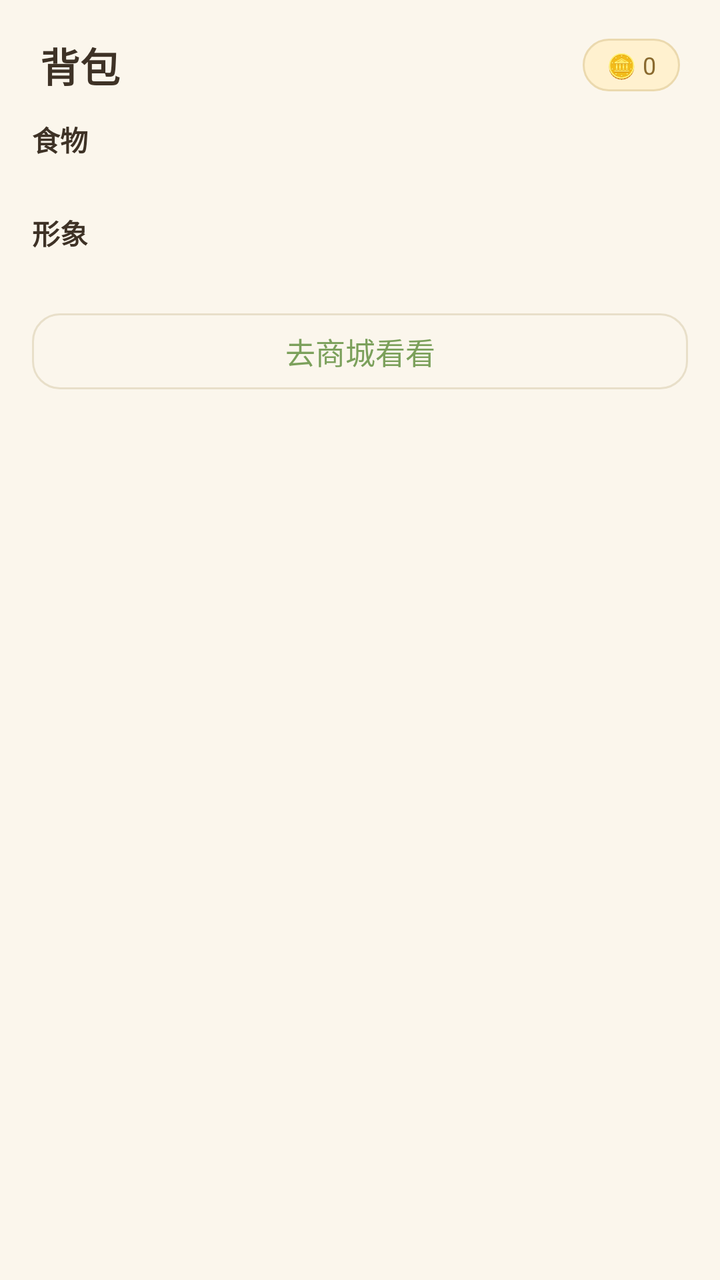
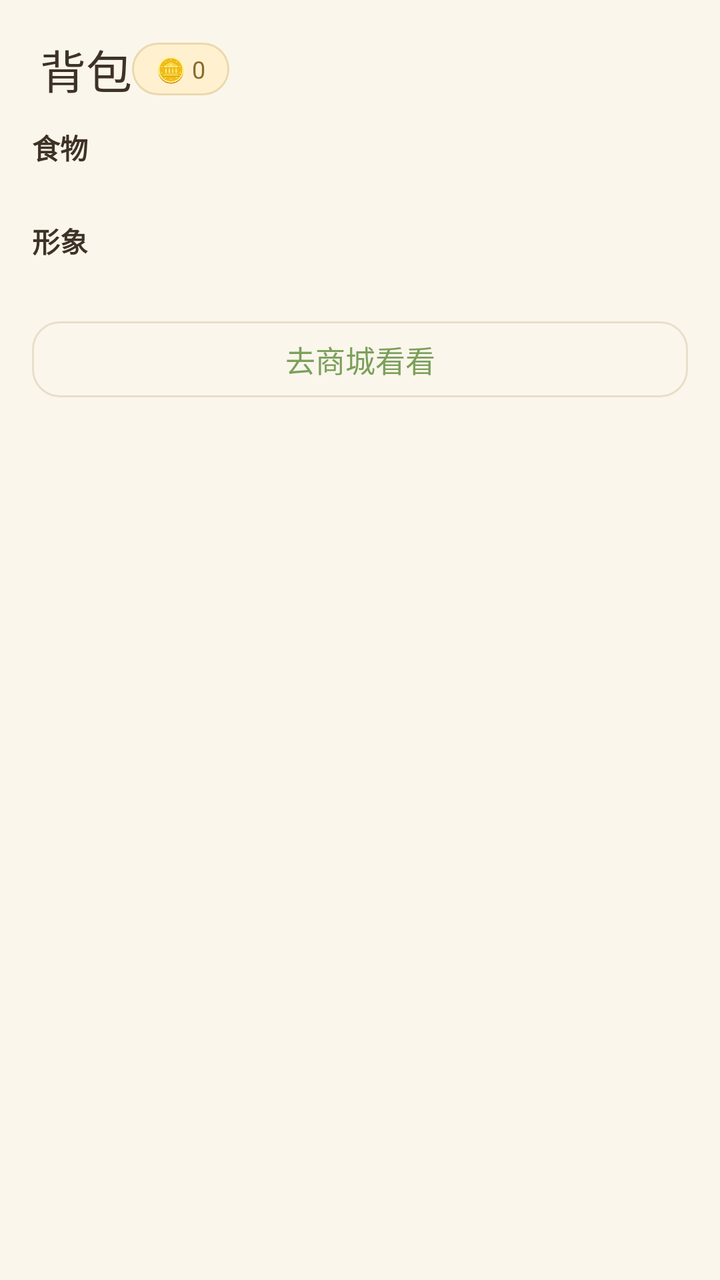

Screens rendered from an Android XML layout before and after an edit, with the pre-edit source and the edit as a unified diff.
<!-- AndroidManifest.xml: application theme Theme.Aienglish -->
<!-- res/layout/activity_bag.xml -->
<?xml version="1.0" encoding="utf-8"?>
<LinearLayout xmlns:android="http://schemas.android.com/apk/res/android"
    android:layout_width="match_parent"
    android:layout_height="match_parent"
    android:background="@color/cozy_bg"
    android:orientation="vertical">

    <LinearLayout
        android:layout_width="match_parent"
        android:layout_height="wrap_content"
        android:gravity="center_vertical"
        android:orientation="horizontal"
        android:paddingHorizontal="20dp"
        android:paddingTop="18dp">

        <TextView
            android:layout_width="0dp"
            android:layout_height="wrap_content"
            android:layout_weight="1"
            android:text="背包"
            android:textColor="@color/cozy_text"
            android:textSize="20sp"
            android:textStyle="bold" />

        <TextView
            android:id="@+id/tvCoin"
            android:layout_width="wrap_content"
            android:layout_height="wrap_content"
            android:background="@drawable/bg_coin"
            android:paddingHorizontal="12dp"
            android:paddingVertical="5dp"
            android:text="🪙 0"
            android:textColor="@color/coin_text"
            android:textSize="12sp" />
    </LinearLayout>

    <ScrollView
        android:layout_width="match_parent"
        android:layout_height="0dp"
        android:layout_weight="1"
        android:clipToPadding="false"
        android:paddingHorizontal="16dp"
        android:paddingTop="12dp">

        <LinearLayout
            android:layout_width="match_parent"
            android:layout_height="wrap_content"
            android:orientation="vertical"
            android:paddingBottom="24dp">

            <TextView
                android:layout_width="wrap_content"
                android:layout_height="wrap_content"
                android:text="食物"
                android:textColor="@color/cozy_text"
                android:textSize="14sp"
                android:textStyle="bold" />

            <TextView
                android:id="@+id/tvFoodEmpty"
                android:layout_width="match_parent"
                android:layout_height="wrap_content"
                android:layout_marginTop="6dp"
                android:text="背包空空的，去商城买点吃的吧"
                android:textColor="@color/cozy_text_sub"
                android:textSize="12sp"
                android:visibility="gone" />

            <LinearLayout
                android:id="@+id/llFoods"
                android:layout_width="match_parent"
                android:layout_height="wrap_content"
                android:layout_marginTop="8dp"
                android:orientation="vertical" />

            <TextView
                android:layout_width="wrap_content"
                android:layout_height="wrap_content"
                android:layout_marginTop="18dp"
                android:text="形象"
                android:textColor="@color/cozy_text"
                android:textSize="14sp"
                android:textStyle="bold" />

            <LinearLayout
                android:id="@+id/llCharacters"
                android:layout_width="match_parent"
                android:layout_height="wrap_content"
                android:layout_marginTop="8dp"
                android:orientation="vertical" />

            <com.google.android.material.button.MaterialButton
                android:id="@+id/btnShop"
                style="@style/Widget.Cozy.Button.Outlined"
                android:layout_width="match_parent"
                android:layout_height="46dp"
                android:layout_marginTop="18dp"
                android:text="去商城看看" />
        </LinearLayout>
    </ScrollView>
</LinearLayout>
<!-- resources referenced by this layout -->
<resources>
  <color name="coin_text">#FF8A6A2F</color>
  <color name="cozy_bg">#FFFBF6EC</color>
  <color name="cozy_text">#FF3E3226</color>
  <color name="cozy_text_sub">#FF8A7A63</color>
  <!-- drawable bg_coin (drawable) -->
  <?xml version="1.0" encoding="utf-8"?>
  <shape xmlns:android="http://schemas.android.com/apk/res/android" android:shape="rectangle">
      <solid android:color="@color/coin_bg" />
      <stroke android:width="1dp" android:color="#FFEBD9AE" />
      <corners android:radius="999dp" />
  </shape>
  <style name="Widget.Cozy.Button.Outlined" parent="Widget.Material3.Button.OutlinedButton">
          <item name="cornerRadius">14dp</item>
          <item name="android:textSize">15sp</item>
          <item name="android:letterSpacing">0</item>
      </style>
  <style name="Theme.Aienglish" parent="Base.Theme.Aienglish" />
  <color name="coin_bg">#FFFFF1CF</color>
  <color name="cozy_green">#FF7BA05B</color>
  <color name="white">#FFFFFFFF</color>
  <color name="cozy_green_light">#FFEAF3DF</color>
  <color name="cozy_clay">#FFE8A87C</color>
  <color name="cozy_card">#FFFFFDF8</color>
  <color name="cozy_line">#FFE8DFC9</color>
  <color name="danger">#FFC0563F</color>
  <style name="Widget.Cozy.Button" parent="Widget.Material3.Button">
          <item name="cornerRadius">14dp</item>
          <item name="android:textSize">15sp</item>
          <item name="android:letterSpacing">0</item>
      </style>
  <style name="Widget.Cozy.Card" parent="Widget.Material3.CardView.Elevated">
          <item name="cardCornerRadius">16dp</item>
          <item name="cardElevation">1dp</item>
          <item name="cardBackgroundColor">@color/cozy_card</item>
          <item name="strokeColor">@color/cozy_line</item>
          <item name="strokeWidth">1dp</item>
      </style>
  <style name="Widget.Cozy.TextInput" parent="Widget.Material3.TextInputLayout.OutlinedBox">
          <item name="boxCornerRadiusTopStart">14dp</item>
          <item name="boxCornerRadiusTopEnd">14dp</item>
          <item name="boxCornerRadiusBottomStart">14dp</item>
          <item name="boxCornerRadiusBottomEnd">14dp</item>
          <item name="boxBackgroundColor">@color/cozy_card</item>
          <item name="boxStrokeColor">@color/cozy_line</item>
      </style>
  <!-- unchanged entries left out for length: 1 -->
</resources>

<!-- the commit's change to res/layout/activity_bag.xml (unified diff, before → after) -->
@@ -14,13 +14,10 @@
         android:paddingTop="18dp">
 
         <TextView
-            android:layout_width="0dp"
+            style="@style/Widget.Cozy.Title"
+            android:layout_width="wrap_content"
             android:layout_height="wrap_content"
-            android:layout_weight="1"
-            android:text="背包"
-            android:textColor="@color/cozy_text"
-            android:textSize="20sp"
-            android:textStyle="bold" />
+            android:text="背包" />
 
         <TextView
             android:id="@+id/tvCoin"
<!-- resource entries referenced after the edit -->
@@ -15,6 +15,12 @@
           <item name="cornerRadius">14dp</item>
           <item name="android:textSize">15sp</item>
           <item name="android:letterSpacing">0</item>
+      </style>
+  <style name="Widget.Cozy.Title" parent="Widget.AppCompat.TextView">
+          <item name="android:fontFamily">@font/ma_shan_zheng</item>
+          <item name="android:textColor">@color/cozy_text</item>
+          <item name="android:textSize">23sp</item>
+          <item name="android:includeFontPadding">false</item>
       </style>
   <style name="Theme.Aienglish" parent="Base.Theme.Aienglish" />
   <color name="coin_bg">#FFFFF1CF</color>
